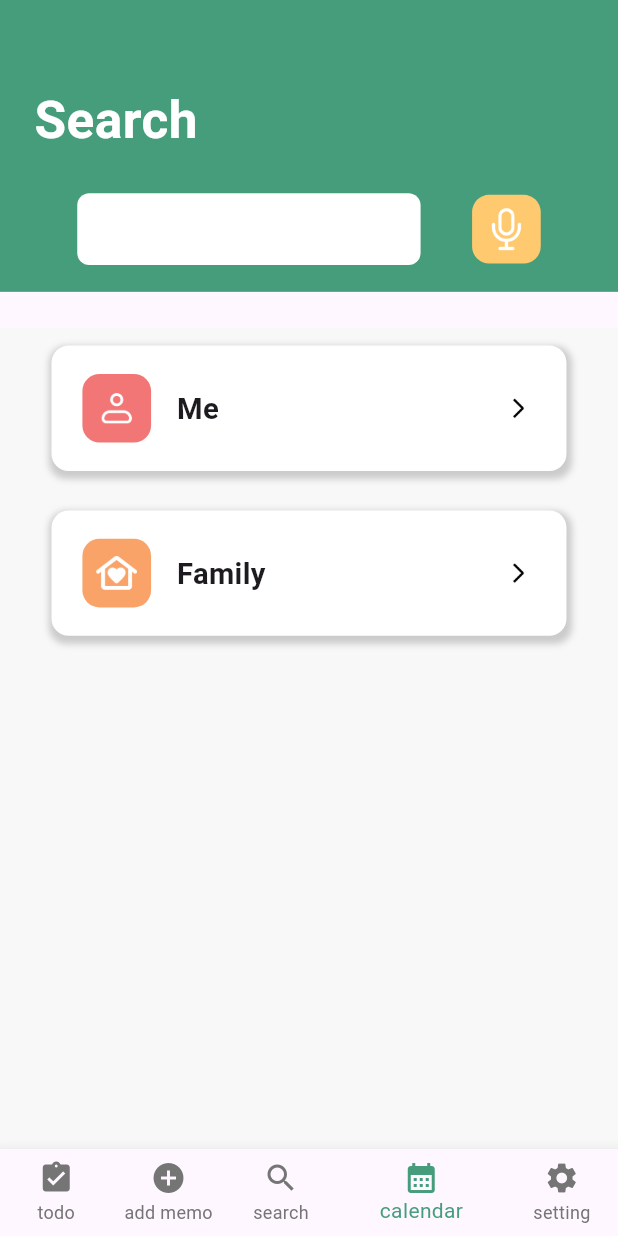
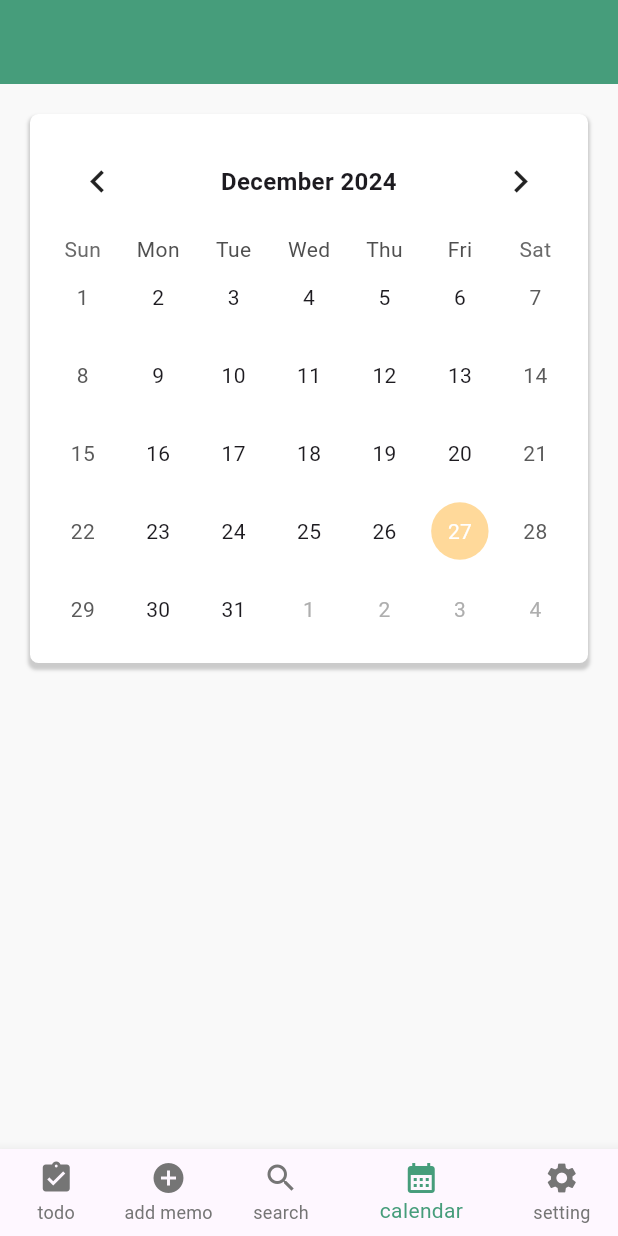
Before and after one commit to IntelliMem/Frontend, a Flutter app: the screen it shows after launch, item 4 of the bottom bar chosen, on a phone screen of 412 x 824 dp. Run offline on Flutter 3.47's test engine with Material 3 defaults, Android fonts, the phone set to English and light mode, and no system bars; drawn by our look-alikes of table_calendar; our stand-ins replace carousel_slider, flutter_screenutil, font_awesome_flutter, smooth_page_indicator.

Commit message:
calendar 페이지 달력 추가

```diff
--- /dev/null
+++ b/lib/Screen/calendar_screen.dart
@@ -0,0 +1,24 @@
+import 'package:flutter/material.dart';
+import 'package:imagine_cup/Widget/calendar/calendar_widget.dart';
+
+class CalendarScreen extends StatefulWidget {
+  final String userId;
+  const CalendarScreen({super.key, required this.userId});
+
+  @override
+  State<CalendarScreen> createState() => _CalendarScreenState();
+}
+
+class _CalendarScreenState extends State<CalendarScreen> {
+  @override
+  Widget build(BuildContext context) {
+    return Scaffold(
+      backgroundColor: Color(0xffF9F9F9),
+      body: Column(
+        children: [
+          CalendarWidget(),
+        ],
+      ),
+    );
+  }
+}
--- a/lib/Screen/home.dart
+++ b/lib/Screen/home.dart
@@ -1,4 +1,5 @@
 import 'package:flutter/material.dart';
+import 'package:imagine_cup/Screen/calendar_screen.dart';
 import 'package:imagine_cup/Screen/search_screen.dart';
 import 'package:imagine_cup/Screen/todo_screen.dart';
 
@@ -24,7 +25,7 @@ class _HomeState extends State<Home> {
       TodoScreen(userId: widget.userId),
       SearchScreen(userId: widget.userId),
       SearchScreen(userId: widget.userId),
-      SearchScreen(userId: widget.userId),
+      CalendarScreen(userId: widget.userId),
       SearchScreen(userId: widget.userId),
     ];
   }
@@ -38,6 +39,7 @@ class _HomeState extends State<Home> {
   @override
   Widget build(BuildContext context) {
     return Scaffold(
+      backgroundColor: const Color(0xffF9F9F9),
       body: pages[_selectedIndex],
       drawer: Drawer(
         child: ListView(
@@ -87,7 +89,7 @@ class _HomeState extends State<Home> {
         ),
       ),
       bottomNavigationBar: BottomNavigationBar(
-        backgroundColor: Colors.white,
+        backgroundColor: const Color(0xffF9F9F9),
         selectedItemColor: const Color(0xff469D7B),
         unselectedItemColor: const Color(0xff757575),
         showSelectedLabels: true,
--- a/lib/Screen/todo_screen.dart
+++ b/lib/Screen/todo_screen.dart
@@ -52,7 +52,9 @@ class _TodoScreenState extends State<TodoScreen> {
 
   @override
   Widget build(BuildContext context) {
-    return SingleChildScrollView(
+    return Scaffold(
+      backgroundColor: Color(0xffF9F9F9),
+      body: SingleChildScrollView(
         child: Column(
           children: [
             SearchHeadWidget(
@@ -74,6 +76,7 @@ class _TodoScreenState extends State<TodoScreen> {
             ),
           ],
         ),
+      ),
     );
   }
 }
--- /dev/null
+++ b/lib/Widget/calendar/calendar_widget.dart
@@ -0,0 +1,75 @@
+import 'package:flutter/material.dart';
+import 'package:flutter_screenutil/flutter_screenutil.dart';
+import 'package:table_calendar/table_calendar.dart';
+
+class CalendarWidget extends StatefulWidget {
+  const CalendarWidget({super.key});
+
+  @override
+  State<CalendarWidget> createState() => _CalendarWidgetState();
+}
+
+class _CalendarWidgetState extends State<CalendarWidget> {
+  DateTime _focusedDay = DateTime.now();
+  DateTime _selectedDay = DateTime.now();
+
+  @override
+  Widget build(BuildContext context) {
+    return Container(
+      padding: EdgeInsets.all(10),
+      margin: EdgeInsets.all(20),
+      decoration: BoxDecoration(
+        color: Colors.white,
+        borderRadius: BorderRadius.circular(5.r),
+        boxShadow: [
+          BoxShadow(
+            color: Colors.grey.withOpacity(0.5),
+            spreadRadius: 1.w,
+            blurRadius: 1.h,
+            offset: const Offset(0, 3),
+          ),
+        ],
+      ),
+      child: TableCalendar(
+        focusedDay: _focusedDay,
+        selectedDayPredicate: (day) => isSameDay(_selectedDay, day),
+        firstDay: DateTime(2020, 1, 1),
+        lastDay: DateTime(2030, 12, 31),
+        onDaySelected: (selectedDay, focusedDay) {
+          setState(() {
+            _selectedDay = selectedDay;
+            _focusedDay = focusedDay;
+          });
+        },
+        onPageChanged: (focusedDay) {
+          setState(() {
+            _focusedDay = focusedDay;
+          });
+        },
+        headerStyle: HeaderStyle(
+          formatButtonVisible: false,
+          titleCentered: true,
+          leftChevronVisible: true,
+          rightChevronVisible: true,
+          leftChevronIcon: Icon(Icons.chevron_left, size: 30),
+          rightChevronIcon: Icon(Icons.chevron_right, size: 30),
+          titleTextStyle: TextStyle(fontSize: 16, fontWeight: FontWeight.bold),
+        ),
+        calendarStyle: CalendarStyle(
+          selectedDecoration: BoxDecoration(
+            color: Color(0xffFFC96F).withOpacity(0.7),
+            shape: BoxShape.circle,
+          ),
+          selectedTextStyle: TextStyle(
+            color: Colors.white,
+          ),
+          todayDecoration: BoxDecoration(
+            color: Color(0xff15B476).withOpacity(0.5),
+            shape: BoxShape.circle,
+          ),
+          todayTextStyle: TextStyle(color: Colors.white),
+        ),
+      ),
+    );
+  }
+}
--- a/pubspec.yaml
+++ b/pubspec.yaml
@@ -34,7 +34,8 @@ dependencies:
   carousel_slider: ^5.0.0
   smooth_page_indicator: ^1.2.0
   font_awesome_flutter: ^10.8.0
-  intl: ^0.20.1
+  intl: ^0.19.0
+  table_calendar: ^3.1.3
 #  speech_to_text: ^7.0.0
 #  flutter_tts: ^4.2.1
 
```
Also changed, not shown: pubspec.lock. Lines whose indentation alone changed are shown as unchanged.
